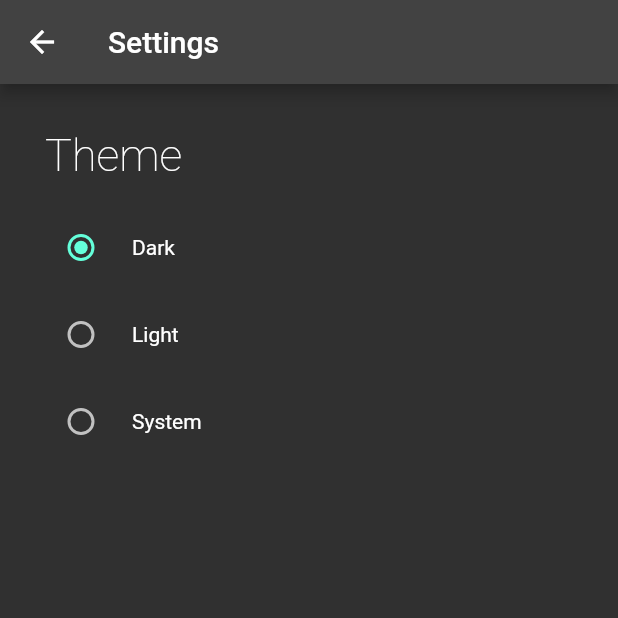
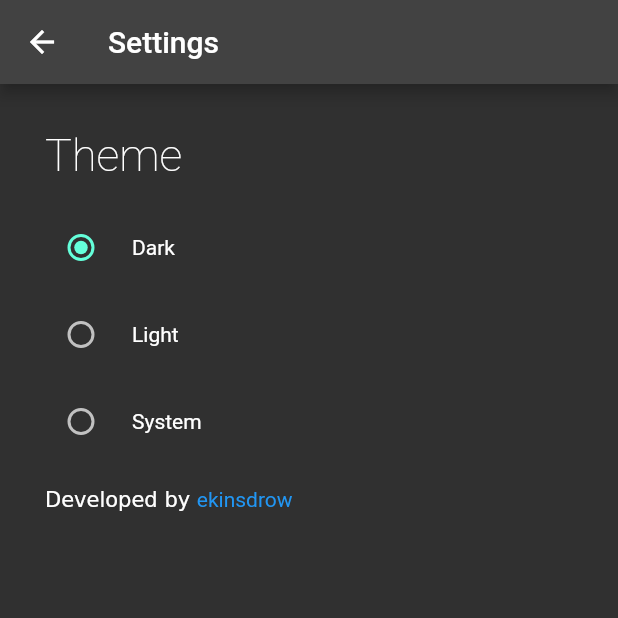
Before and after one commit to ekinsdrow/comics_reader, a Flutter app: the SettingsPage screen opened by its route, on a phone screen of 412 x 824 dp, the top half of it. Run offline on Flutter 3.47's test engine with Material 2 defaults, Android fonts, the phone set to English and light mode, and no system bars; our stand-ins replace auto_route, bloc, flutter_bloc, freezed_annotation, shared_preferences; accounts and stored records are empty; generated files the repository leaves out were written again.

Commit message:
Add url to github

```diff
--- a/lib/features/settings/widgets/settings_page.dart
+++ b/lib/features/settings/widgets/settings_page.dart
@@ -2,8 +2,10 @@ import 'package:comics_reader/common/assets/constants.dart';
 import 'package:comics_reader/common/assets/themes/themes.dart';
 import 'package:comics_reader/features/app/blocs/settings/settings_bloc.dart';
 import 'package:comics_reader/features/app/change_notifiers/settings_notifies.dart';
+import 'package:flutter/gestures.dart';
 import 'package:flutter/material.dart';
 import 'package:provider/provider.dart';
+import 'package:url_launcher/url_launcher.dart';
 
 class SettingsPage extends StatefulWidget {
   const SettingsPage({Key? key}) : super(key: key);
@@ -113,6 +115,26 @@ class _SettingsPageState extends State<SettingsPage> {
                   const Text('System'),
                 ],
               ),
+              const SizedBox(
+                height: Constants.mediumPadding,
+              ),
+              RichText(
+                text: TextSpan(
+                  children: [
+                    const TextSpan(
+                      text: 'Developed by ',
+                    ),
+                    TextSpan(
+                      text: 'ekinsdrow',
+                      style: const TextStyle(
+                        color: Colors.blue,
+                      ),
+                      recognizer: TapGestureRecognizer()
+                        ..onTap = () => launch('https://github.com/ekinsdrow'),
+                    ),
+                  ],
+                ),
+              ),
             ],
           ),
         ),
```
